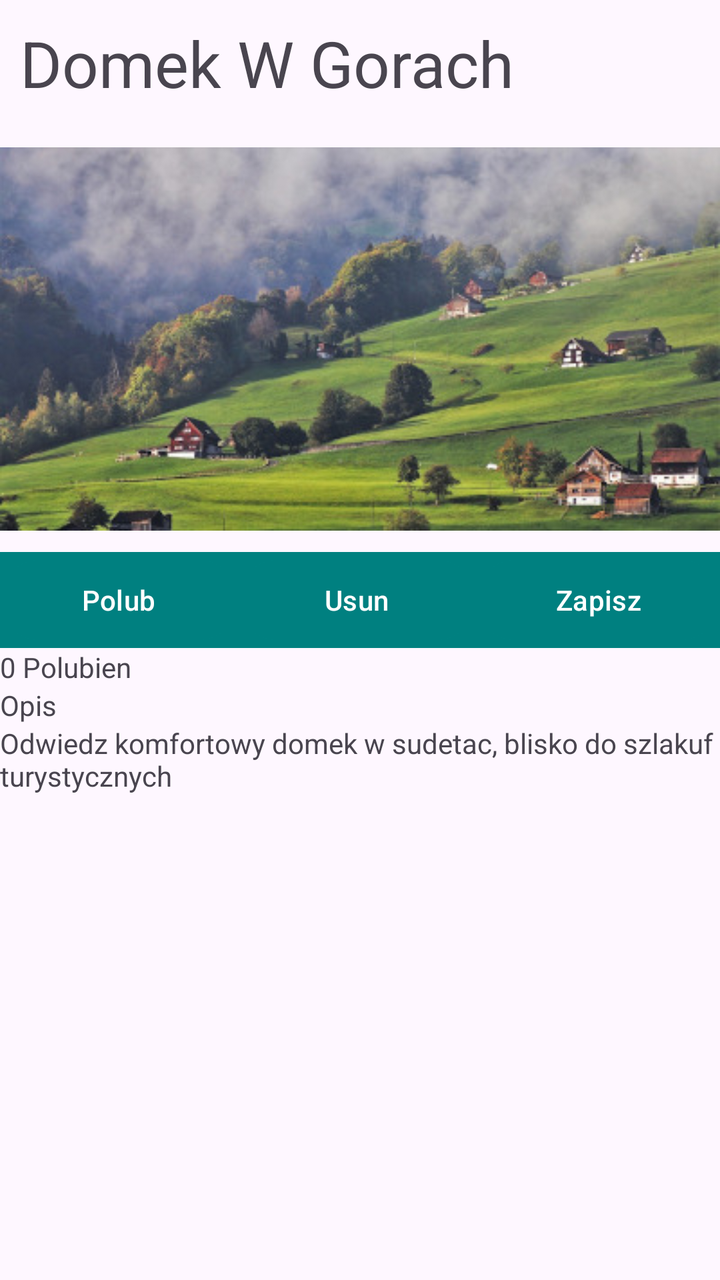
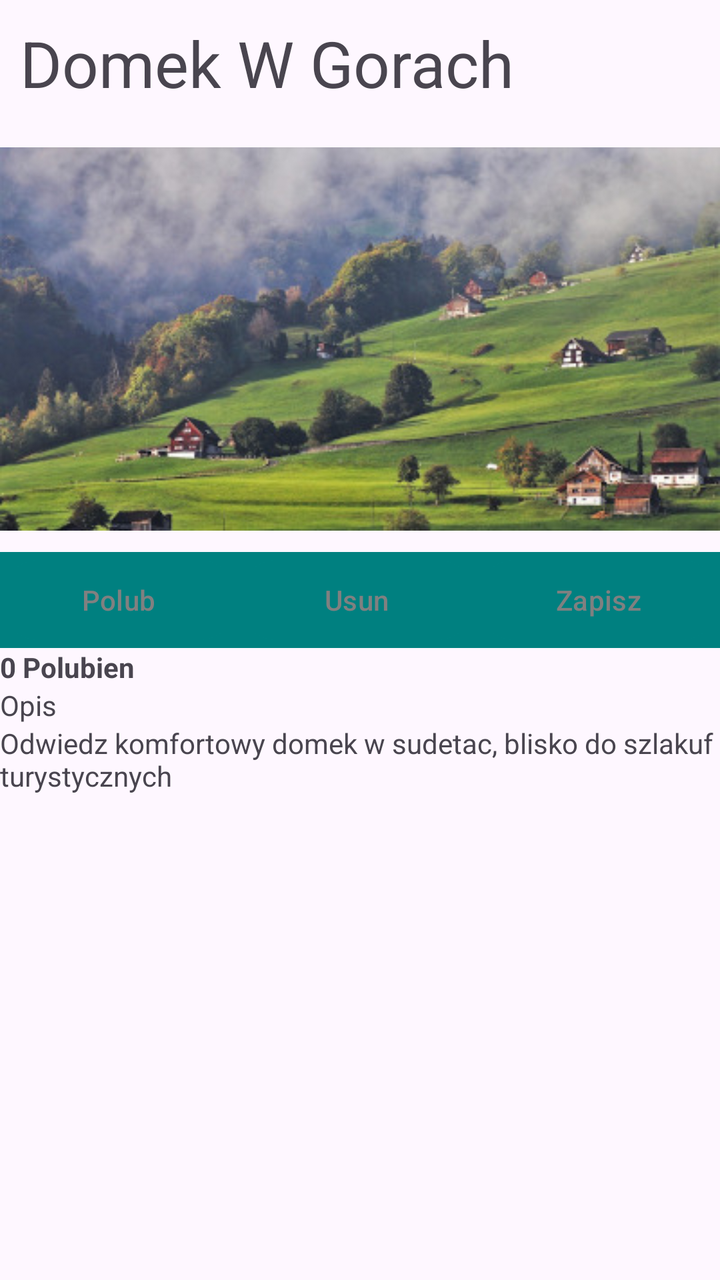

The first picture is an Android layout as it rendered before a commit; the second is the same layout after the commit. The layout source and the unified diff follow.
<!-- AndroidManifest.xml: application theme Theme.Domek_w_gorach -->
<!-- res/layout/activity_main.xml -->
<?xml version="1.0" encoding="utf-8"?>
<LinearLayout xmlns:android="http://schemas.android.com/apk/res/android"
    xmlns:app="http://schemas.android.com/apk/res-auto"
    xmlns:tools="http://schemas.android.com/tools"
    android:id="@+id/main"
    android:layout_width="match_parent"
    android:layout_height="match_parent"
    android:orientation="vertical"
    tools:context=".MainActivity">


    <TextView
        android:id="@+id/textView"
        android:layout_width="wrap_content"
        android:layout_height="wrap_content"
        android:text="Domek W Gorach"
        android:textSize="32sp"
        android:padding="10dp"/>

    <ImageView
        android:id="@+id/imageView"
        android:layout_width="match_parent"
        android:layout_height="wrap_content"
        app:srcCompat="@drawable/obraz" />

    <LinearLayout
        android:layout_width="match_parent"
        android:layout_height="wrap_content"
        android:orientation="horizontal"
        android:background="#008080">

        <Button
            android:id="@+id/button5"
            android:layout_width="wrap_content"
            android:layout_height="wrap_content"
            android:layout_weight="1"
            android:backgroundTint="#008080"
            android:text="Polub"

            />

        <Button
            android:id="@+id/button6"
            android:layout_width="wrap_content"
            android:layout_height="wrap_content"
            android:layout_weight="1"
            android:backgroundTint="#008080"
            android:text="Usun" />

        <Button
            android:id="@+id/button7"
            android:layout_width="wrap_content"
            android:layout_height="wrap_content"
            android:layout_weight="1"
            android:backgroundTint="#008080"
            android:text="Zapisz" />
    </LinearLayout>

    <TextView
        android:id="@+id/textView2"
        android:layout_width="wrap_content"
        android:layout_height="wrap_content"
        android:text="0 Polubien" />

    <LinearLayout
        android:layout_width="match_parent"
        android:layout_height="wrap_content"
        android:orientation="vertical">

        <TextView
            android:id="@+id/textView3"
            android:layout_width="wrap_content"
            android:layout_height="wrap_content"
            android:layout_weight="1"
            android:text="Opis" />

        <TextView
            android:id="@+id/textView4"
            android:layout_width="wrap_content"
            android:layout_height="wrap_content"
            android:layout_weight="1"
            android:text="Odwiedz komfortowy domek w sudetac, blisko do szlakuf turystycznych" />
    </LinearLayout>

</LinearLayout>
<!-- resources referenced by this layout -->
<resources>
  <!-- drawable obraz: jpg bitmap (drawable, 46858 bytes) -->
  <style name="Theme.Domek_w_gorach" parent="Base.Theme.Domek_w_gorach" />
  <style name="Base.Theme.Domek_w_gorach" parent="Theme.Material3.DayNight.NoActionBar">
          
          
      </style>
</resources>

<!-- the commit's change to res/layout/activity_main.xml (unified diff, before → after) -->
@@ -36,6 +36,7 @@
             android:layout_weight="1"
             android:backgroundTint="#008080"
             android:text="Polub"
+            android:textColor="#808080"
 
             />
 
@@ -45,7 +46,8 @@
             android:layout_height="wrap_content"
             android:layout_weight="1"
             android:backgroundTint="#008080"
-            android:text="Usun" />
+            android:text="Usun"
+            android:textColor="#808080"/>
 
         <Button
             android:id="@+id/button7"
@@ -53,14 +55,16 @@
             android:layout_height="wrap_content"
             android:layout_weight="1"
             android:backgroundTint="#008080"
-            android:text="Zapisz" />
+            android:text="Zapisz"
+            android:textColor="#808080"/>
     </LinearLayout>
 
     <TextView
         android:id="@+id/textView2"
         android:layout_width="wrap_content"
         android:layout_height="wrap_content"
-        android:text="0 Polubien" />
+        android:text="0 Polubien"
+        android:textStyle="bold"/>
 
     <LinearLayout
         android:layout_width="match_parent"
